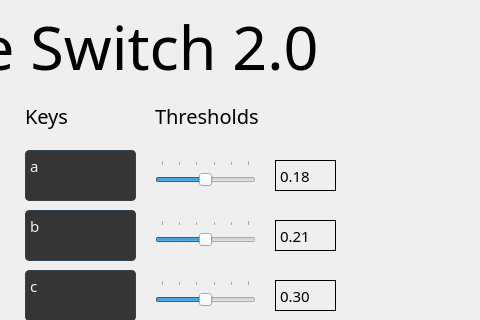
The window that interfaces/face_switch_2.ui (PotatoJedi/FaceSwitch2) describes before a commit, drawn with Qt 5; both pictures show x 135 to 615 and y 0 to 320 of the 1151 by 581 pixel window.
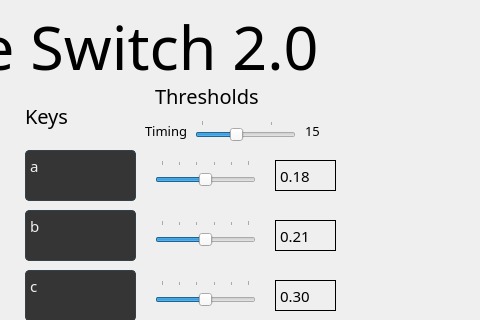
The same window after the commit.

Commit message: added dynamic gesture detection time feature

```diff
--- a/interfaces/face_switch_2.ui
+++ b/interfaces/face_switch_2.ui
@@ -782,7 +782,7 @@
    <property name="geometry">
     <rect>
      <x>290</x>
-     <y>100</y>
+     <y>80</y>
      <width>181</width>
      <height>31</height>
     </rect>
@@ -996,6 +996,88 @@
     <string>Quit</string>
    </property>
   </widget>
+  <widget class="QLabel" name="lblTiming">
+   <property name="geometry">
+    <rect>
+     <x>280</x>
+     <y>120</y>
+     <width>41</width>
+     <height>21</height>
+    </rect>
+   </property>
+   <property name="font">
+    <font>
+     <pointsize>10</pointsize>
+    </font>
+   </property>
+   <property name="text">
+    <string>Timing</string>
+   </property>
+   <property name="alignment">
+    <set>Qt::AlignLeading|Qt::AlignLeft|Qt::AlignVCenter</set>
+   </property>
+  </widget>
+  <widget class="QSlider" name="sliderTiming">
+   <property name="geometry">
+    <rect>
+     <x>330</x>
+     <y>120</y>
+     <width>101</width>
+     <height>21</height>
+    </rect>
+   </property>
+   <property name="cursor">
+    <cursorShape>CrossCursor</cursorShape>
+   </property>
+   <property name="minimum">
+    <number>5</number>
+   </property>
+   <property name="maximum">
+    <number>30</number>
+   </property>
+   <property name="singleStep">
+    <number>20</number>
+   </property>
+   <property name="pageStep">
+    <number>5</number>
+   </property>
+   <property name="value">
+    <number>15</number>
+   </property>
+   <property name="sliderPosition">
+    <number>15</number>
+   </property>
+   <property name="orientation">
+    <enum>Qt::Horizontal</enum>
+   </property>
+   <property name="invertedAppearance">
+    <bool>false</bool>
+   </property>
+   <property name="tickPosition">
+    <enum>QSlider::TicksAbove</enum>
+   </property>
+  </widget>
+  <widget class="QLabel" name="lblTimingNum">
+   <property name="geometry">
+    <rect>
+     <x>440</x>
+     <y>120</y>
+     <width>31</width>
+     <height>21</height>
+    </rect>
+   </property>
+   <property name="font">
+    <font>
+     <pointsize>10</pointsize>
+    </font>
+   </property>
+   <property name="text">
+    <string>15</string>
+   </property>
+   <property name="alignment">
+    <set>Qt::AlignLeading|Qt::AlignLeft|Qt::AlignVCenter</set>
+   </property>
+  </widget>
  </widget>
  <resources/>
  <connections/>
```
The commit also changes 1 other file.
